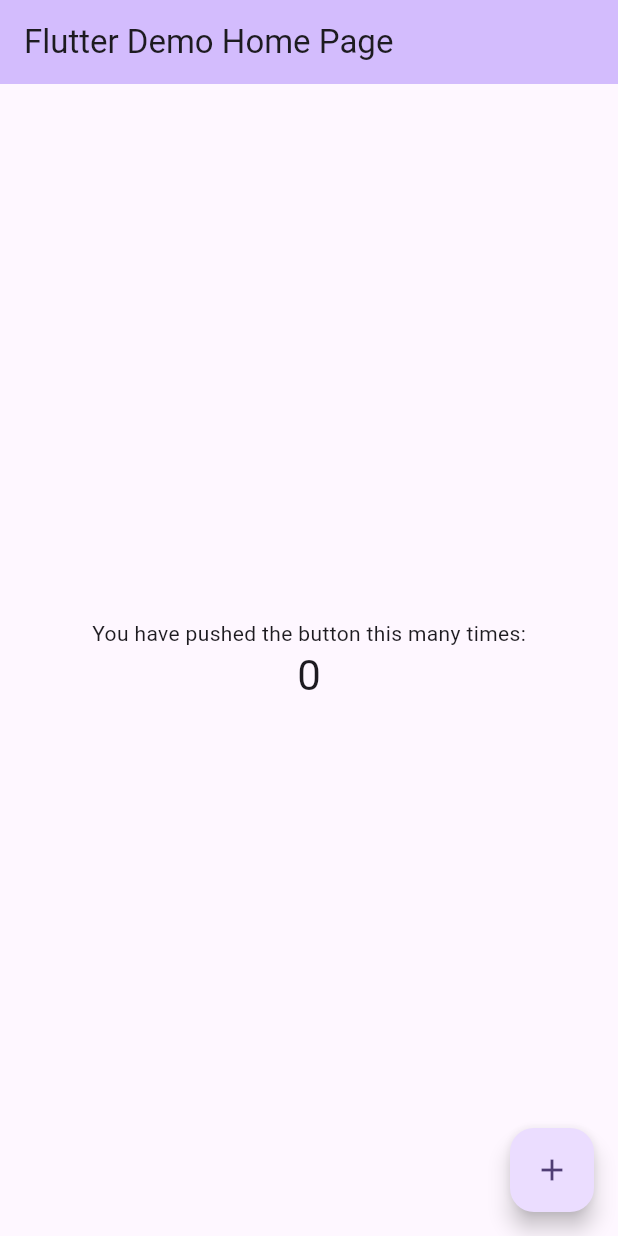
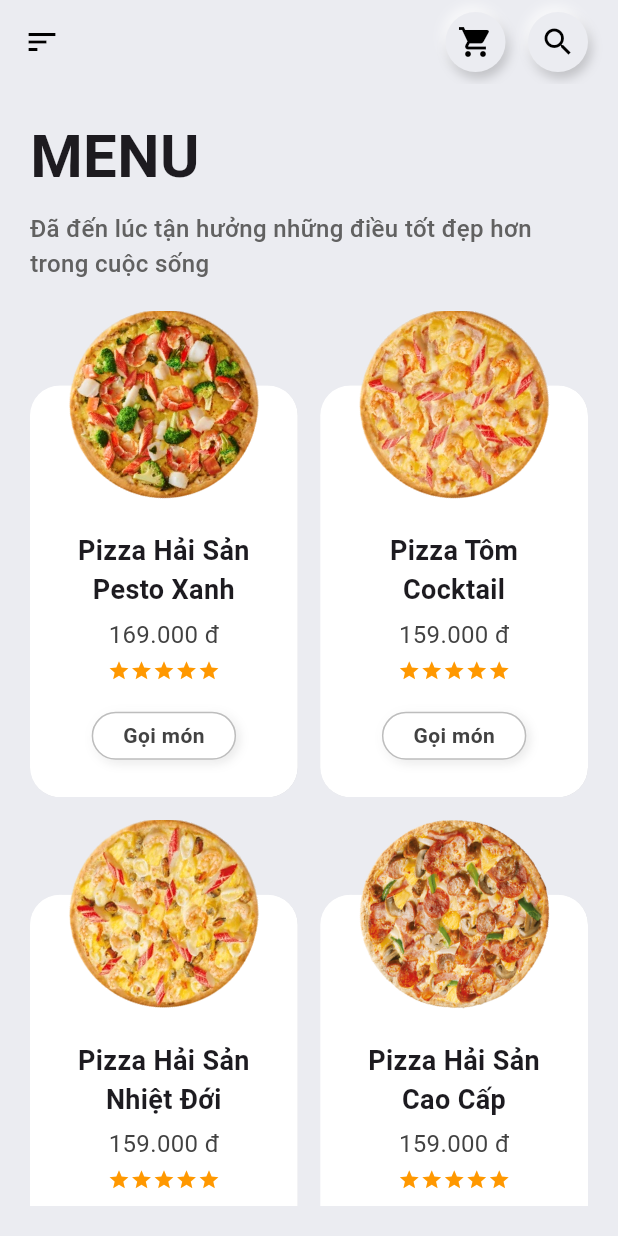
Before and after one commit to Flutter-Journey/Flutter-UI-Challenge, a Flutter app: the screen it shows after launch, on a phone screen of 412 x 824 dp. Run offline on Flutter 3.47's test engine with Material 3 defaults, Android fonts, the phone set to English and light mode, and no system bars; our stand-ins replace animate_do, another_xlider, carousel_slider, video_player.

Commit message:
🥚 Create Screen Home

```diff
--- a/foods_selection_screen/lib/main.dart
+++ b/foods_selection_screen/lib/main.dart
@@ -1,4 +1,5 @@
 import 'package:flutter/material.dart';
+import 'package:foods_selection_screen/presentation/home/home_screen.dart';
 
 void main() {
   runApp(const MyApp());
@@ -7,119 +8,11 @@
 class MyApp extends StatelessWidget {
   const MyApp({super.key});
 
-  // This widget is the root of your application.
   @override
   Widget build(BuildContext context) {
     return MaterialApp(
-      title: 'Flutter Demo',
-      theme: ThemeData(
-        // This is the theme of your application.
-        //
-        // TRY THIS: Try running your application with "flutter run". You'll see
-        // the application has a purple toolbar. Then, without quitting the app,
-        // try changing the seedColor in the colorScheme below to Colors.green
-        // and then invoke "hot reload" (save your changes or press the "hot
-        // reload" button in a Flutter-supported IDE, or press "r" if you used
-        // the command line to start the app).
-        //
-        // Notice that the counter didn't reset back to zero; the application
-        // state is not lost during the reload. To reset the state, use hot
-        // restart instead.
-        //
-        // This works for code too, not just values: Most code changes can be
-        // tested with just a hot reload.
-        colorScheme: ColorScheme.fromSeed(seedColor: Colors.deepPurple),
-        useMaterial3: true,
-      ),
-      home: const MyHomePage(title: 'Flutter Demo Home Page'),
+      theme: ThemeData(scaffoldBackgroundColor: const Color(0xffebecf1)),
+      home: const HomeScreen(),
     );
   }
 }
-
-class MyHomePage extends StatefulWidget {
-  const MyHomePage({super.key, required this.title});
-
-  // This widget is the home page of your application. It is stateful, meaning
-  // that it has a State object (defined below) that contains fields that affect
-  // how it looks.
-
-  // This class is the configuration for the state. It holds the values (in this
-  // case the title) provided by the parent (in this case the App widget) and
-  // used by the build method of the State. Fields in a Widget subclass are
-  // always marked "final".
-
-  final String title;
-
-  @override
-  State<MyHomePage> createState() => _MyHomePageState();
-}
-
-class _MyHomePageState extends State<MyHomePage> {
-  int _counter = 0;
-
-  void _incrementCounter() {
-    setState(() {
-      // This call to setState tells the Flutter framework that something has
-      // changed in this State, which causes it to rerun the build method below
-      // so that the display can reflect the updated values. If we changed
-      // _counter without calling setState(), then the build method would not be
-      // called again, and so nothing would appear to happen.
-      _counter++;
-    });
-  }
-
-  @override
-  Widget build(BuildContext context) {
-    // This method is rerun every time setState is called, for instance as done
-    // by the _incrementCounter method above.
-    //
-    // The Flutter framework has been optimized to make rerunning build methods
-    // fast, so that you can just rebuild anything that needs updating rather
-    // than having to individually change instances of widgets.
-    return Scaffold(
-      appBar: AppBar(
-        // TRY THIS: Try changing the color here to a specific color (to
-        // Colors.amber, perhaps?) and trigger a hot reload to see the AppBar
-        // change color while the other colors stay the same.
-        backgroundColor: Theme.of(context).colorScheme.inversePrimary,
-        // Here we take the value from the MyHomePage object that was created by
-        // the App.build method, and use it to set our appbar title.
-        title: Text(widget.title),
-      ),
-      body: Center(
-        // Center is a layout widget. It takes a single child and positions it
-        // in the middle of the parent.
-        child: Column(
-          // Column is also a layout widget. It takes a list of children and
-          // arranges them vertically. By default, it sizes itself to fit its
-          // children horizontally, and tries to be as tall as its parent.
-          //
-          // Column has various properties to control how it sizes itself and
-          // how it positions its children. Here we use mainAxisAlignment to
-          // center the children vertically; the main axis here is the vertical
-          // axis because Columns are vertical (the cross axis would be
-          // horizontal).
-          //
-          // TRY THIS: Invoke "debug painting" (choose the "Toggle Debug Paint"
-          // action in the IDE, or press "p" in the console), to see the
-          // wireframe for each widget.
-          mainAxisAlignment: MainAxisAlignment.center,
-          children: <Widget>[
-            const Text(
-              'You have pushed the button this many times:',
-            ),
-            Text(
-              '$_counter',
-              style: Theme.of(context).textTheme.headlineMedium,
-            ),
-          ],
-        ),
-      ),
-      floatingActionButton: FloatingActionButton(
-        onPressed: _incrementCounter,
-        tooltip: 'Increment',
-        child: const Icon(Icons.add),
-      ), // This trailing comma makes auto-formatting nicer for build methods.
-    );
-  }
-}
--- /dev/null
+++ b/foods_selection_screen/lib/presentation/home/home_screen.dart
@@ -0,0 +1,88 @@
+import 'package:flutter/material.dart';
+import 'package:foods_selection_screen/data/food_data.dart';
+import 'widgets/menu_item_card.dart';
+
+class HomeScreen extends StatelessWidget {
+  const HomeScreen({super.key});
+
+  @override
+  Widget build(BuildContext context) {
+    return Scaffold(
+      appBar: AppBar(
+        backgroundColor: Colors.transparent,
+        elevation: 0,
+        leading: const Icon(Icons.sort, color: Colors.black),
+        actions: [
+          _buildActionIcon(context, Icons.shopping_cart),
+          _buildActionIcon(context, Icons.search,
+              margin: const EdgeInsets.only(right: 20)),
+        ],
+      ),
+      body: Padding(
+        padding: const EdgeInsets.all(20),
+        child: Column(
+          crossAxisAlignment: CrossAxisAlignment.start,
+          children: [
+            const Text(
+              "MENU",
+              style: TextStyle(
+                fontSize: 40,
+                fontWeight: FontWeight.bold,
+              ),
+            ),
+            const SizedBox(height: 8),
+            Text(
+              "Đã đến lúc tận hưởng những điều tốt đẹp hơn trong cuộc sống",
+              style: TextStyle(
+                fontWeight: FontWeight.w500,
+                color: Colors.grey.shade700,
+                fontSize: 16,
+              ),
+            ),
+            const SizedBox(height: 20),
+            Expanded(
+              child: GridView.builder(
+                gridDelegate: const SliverGridDelegateWithFixedCrossAxisCount(
+                  crossAxisCount: 2,
+                  crossAxisSpacing: 15,
+                  mainAxisSpacing: 15,
+                  childAspectRatio: 0.55,
+                ),
+                itemCount: items.length,
+                itemBuilder: (context, index) {
+                  return MenuItemCard(data: items[index], index: index);
+                },
+              ),
+            ),
+          ],
+        ),
+      ),
+    );
+  }
+
+  Widget _buildActionIcon(BuildContext context, IconData icon,
+      {EdgeInsets? margin}) {
+    return Container(
+      height: 40,
+      width: 40,
+      margin: margin ?? const EdgeInsets.only(right: 15),
+      decoration: BoxDecoration(
+        color: Theme.of(context).scaffoldBackgroundColor,
+        shape: BoxShape.circle,
+        boxShadow: [
+          BoxShadow(
+            color: Colors.black26.withOpacity(0.2),
+            offset: const Offset(2, 4),
+            blurRadius: 6,
+          ),
+          const BoxShadow(
+            color: Colors.white70,
+            offset: Offset(-2, -4),
+            blurRadius: 6,
+          ),
+        ],
+      ),
+      child: Icon(icon, color: Colors.black),
+    );
+  }
+}
--- /dev/null
+++ b/foods_selection_screen/lib/presentation/home/widgets/menu_item_card.dart
@@ -0,0 +1,169 @@
+import 'package:flutter/material.dart';
+import 'package:foods_selection_screen/data/food_data.dart';
+import 'package:foods_selection_screen/presentation/detail/detail_screen.dart';
+
+class MenuItemCard extends StatefulWidget {
+  final Item data;
+  final int index;
+
+  const MenuItemCard({super.key, required this.data, required this.index});
+
+  @override
+  State<MenuItemCard> createState() => _MenuItemCardState();
+}
+
+class _MenuItemCardState extends State<MenuItemCard>
+    with SingleTickerProviderStateMixin {
+  late AnimationController _controller;
+
+  @override
+  void initState() {
+    super.initState();
+    _controller = AnimationController(
+      duration: const Duration(seconds: 5),
+      vsync: this,
+    )..repeat();
+  }
+
+  @override
+  void dispose() {
+    _controller.dispose();
+    super.dispose();
+  }
+
+  @override
+  Widget build(BuildContext context) {
+    return GestureDetector(
+      onTap: () {
+        Navigator.push(
+          context,
+          MaterialPageRoute(
+            builder: (context) =>
+                DetailScreen(data: widget.data, tag: "${widget.index}"),
+          ),
+        );
+      },
+      child: Stack(
+        children: [
+          Positioned(
+            top: 50,
+            right: 0,
+            left: 0,
+            bottom: 0,
+            child: ClipRRect(
+              borderRadius: BorderRadius.circular(20),
+              child: Container(
+                padding: const EdgeInsets.all(15),
+                decoration: BoxDecoration(
+                  color: Colors.white,
+                  borderRadius: BorderRadius.circular(20),
+                  boxShadow: [
+                    BoxShadow(
+                      color: Colors.black26.withOpacity(0.1),
+                      offset: const Offset(4, 4),
+                      blurRadius: 10,
+                    ),
+                    BoxShadow(
+                      color: Colors.white.withOpacity(0.8),
+                      offset: const Offset(-4, -4),
+                      blurRadius: 10,
+                    ),
+                  ],
+                ),
+                child: Column(
+                  crossAxisAlignment: CrossAxisAlignment.center,
+                  mainAxisAlignment: MainAxisAlignment.end,
+                  children: [
+                    Text(
+                      widget.data.title,
+                      style: const TextStyle(
+                        fontWeight: FontWeight.bold,
+                        fontSize: 18,
+                      ),
+                      textAlign: TextAlign.center,
+                      maxLines: 2,
+                      overflow: TextOverflow.ellipsis,
+                    ),
+                    const SizedBox(height: 5),
+                    Text(
+                      "${widget.data.price} đ",
+                      style: TextStyle(
+                        fontSize: 16,
+                        color: Colors.grey.shade800,
+                      ),
+                    ),
+                    const SizedBox(height: 5),
+                    Row(
+                      mainAxisAlignment: MainAxisAlignment.center,
+                      children: List.generate(
+                        5,
+                        (s) => const Icon(
+                          Icons.star,
+                          color: Colors.orange,
+                          size: 15,
+                        ),
+                      ),
+                    ),
+                    const SizedBox(height: 10),
+                    _buildAddToCartButton(),
+                  ],
+                ),
+              ),
+            ),
+          ),
+          Positioned(
+            top: -12.5,
+            right: 0,
+            left: 0,
+            child: RotationTransition(
+              turns: _controller,
+              child: CircleAvatar(
+                radius: 75,
+                backgroundColor: Colors.transparent,
+                child: Hero(
+                  tag: "${widget.index}",
+                  child: Image.asset(
+                    widget.data.image,
+                    fit: BoxFit.cover,
+                  ),
+                ),
+              ),
+            ),
+          ),
+        ],
+      ),
+    );
+  }
+
+  Widget _buildAddToCartButton() {
+    return Container(
+      margin: const EdgeInsets.symmetric(vertical: 10),
+      padding: const EdgeInsets.symmetric(horizontal: 20, vertical: 5),
+      decoration: BoxDecoration(
+        color: Colors.white,
+        border: Border.all(color: Colors.grey.shade400),
+        borderRadius: BorderRadius.circular(30),
+        boxShadow: [
+          BoxShadow(
+            color: Colors.black26.withOpacity(0.1),
+            offset: const Offset(2, 2),
+            blurRadius: 5,
+          ),
+          const BoxShadow(
+            color: Colors.white70,
+            offset: Offset(-2, -2),
+            blurRadius: 5,
+          ),
+        ],
+      ),
+      child: Text(
+        "Gọi món",
+        style: TextStyle(
+          color: Colors.grey.shade800,
+          fontWeight: FontWeight.bold,
+          fontSize: 14,
+        ),
+      ),
+    );
+  }
+}
--- a/foods_selection_screen/pubspec.yaml
+++ b/foods_selection_screen/pubspec.yaml
@@ -59,7 +59,8 @@ flutter:
   uses-material-design: true
 
   # To add assets to your application, add an assets section, like this:
-  # assets:
+  assets:
+    - assets/
   #   - images/a_dot_burr.jpeg
   #   - images/a_dot_ham.jpeg
 
```
